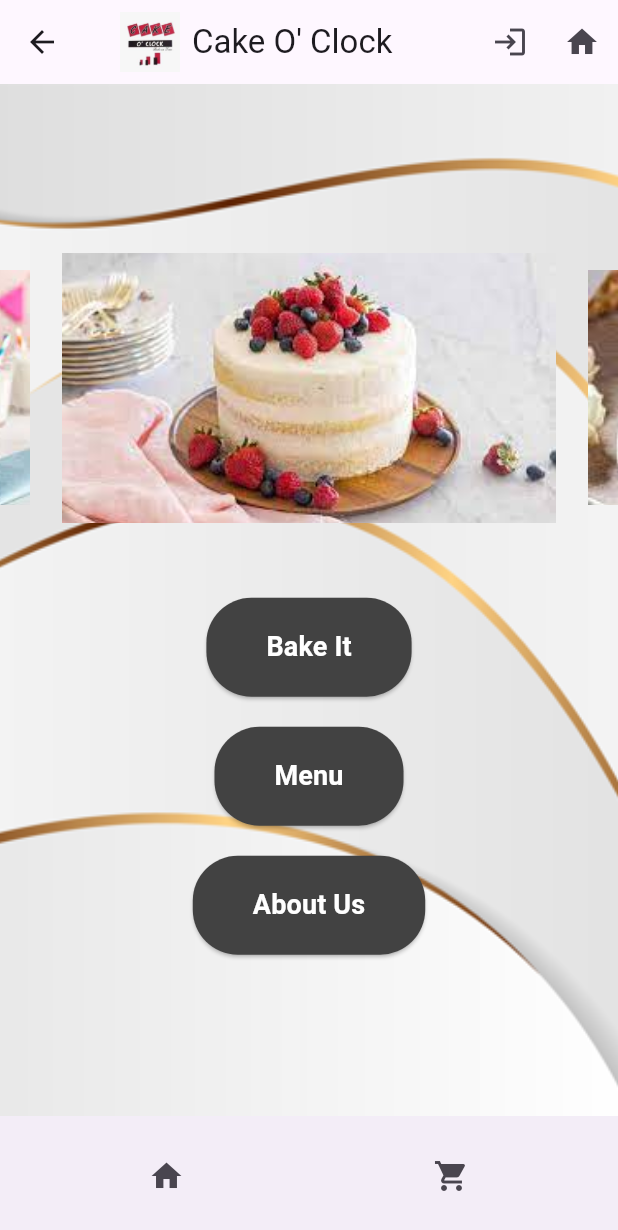
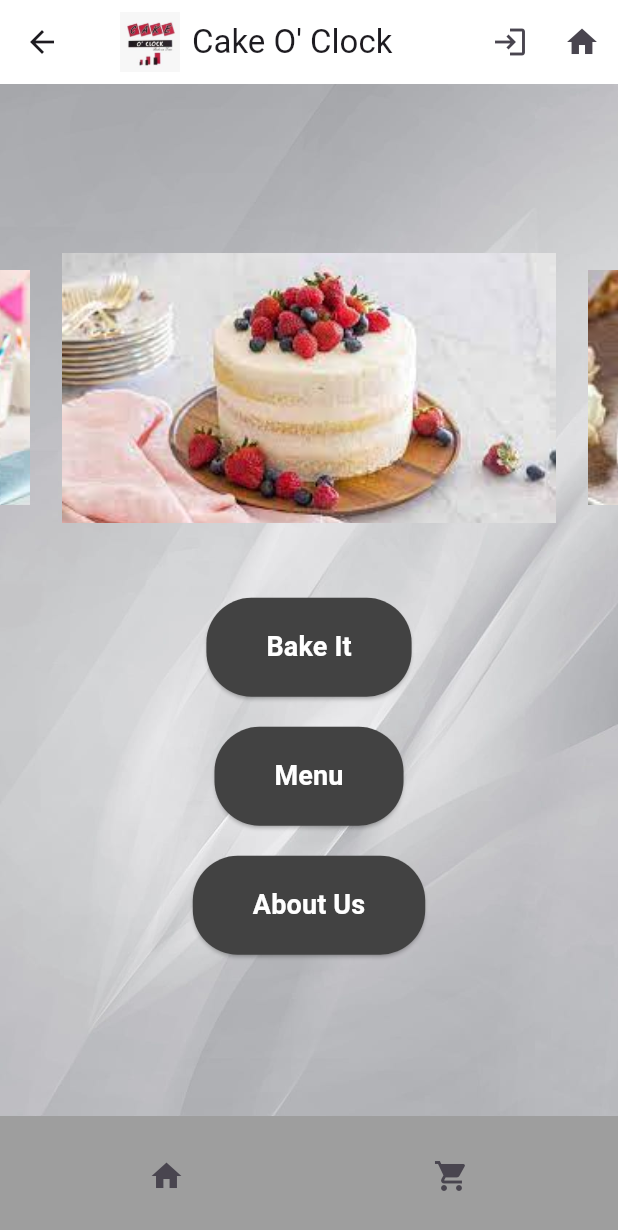
Before and after one commit to visaladi/CakeOClockMobile, a Flutter app: the screen it shows after launch, after a tap on "Let's Start", on a phone screen of 412 x 824 dp. Shown: the top 1230 px of the screen. Run offline on Flutter 3.47's test engine with Material 3 defaults, Android fonts, the light colour scheme and no system bars; drawn by our look-alikes of carousel_slider; our stand-ins replace webview_flutter.

Commit message:
Add files via upload

```diff
--- a/lib/Home.dart
+++ b/lib/Home.dart
@@ -13,6 +13,7 @@ class HomePage extends StatelessWidget {
   Widget build(BuildContext context) {
     return Scaffold(
       appBar: AppBar(
+        backgroundColor: Colors.white, // Set background color to white
         title: Row(
           mainAxisAlignment: MainAxisAlignment.start,
           children: <Widget>[
@@ -52,6 +53,7 @@ class HomePage extends StatelessWidget {
         ],
       ),
       bottomNavigationBar: BottomAppBar(
+        color: Colors.grey, // Set background color to grey
         child: Row(
           mainAxisAlignment: MainAxisAlignment.spaceAround,
           children: [
--- a/lib/main.dart
+++ b/lib/main.dart
@@ -1,3 +1,4 @@
+import 'package:flutter/cupertino.dart';
 import 'package:flutter/material.dart';
 import 'Home.dart'; // Assuming Home.dart contains your HomePage widget
 
@@ -22,7 +23,7 @@ class MyApp extends StatelessWidget {
         body: Container(
           decoration: BoxDecoration(
             image: DecorationImage(
-              image: AssetImage("lib/images/background.png"), // Replace with your background image path
+              image: AssetImage("lib/images/background1.png"), // Replace with your background image path
               fit: BoxFit.cover,
               alignment: Alignment.center, // Align background image to center
             ),
@@ -35,18 +36,29 @@ class MyApp extends StatelessWidget {
                 child: Column(
                   crossAxisAlignment: CrossAxisAlignment.start,
                   children: [
+                    Row(
+                      children: [
+                        Image.asset(
+                          'lib/images/mainlogo.png', // Adjust the path according to your image location
+                          fit: BoxFit.contain,
+                          height: 90,
+                          width: 100, // Adjust the size as needed
+                        ),
+                         SizedBox(width: 20),
                          Text(
-                      'CAKE O CLOCK' ,
+                          "CAKE O' CLOCK",
                           style: TextStyle(
-                        fontSize: 34,
+                             fontSize: 30,
                              fontWeight: FontWeight.bold,
                              fontStyle: FontStyle.italic,
                              color: Colors.black,
                            ),
                          ),
-                    SizedBox(height: 10),
+                      ],
+                    ),
+                    SizedBox(height: 5),
                     Text(
-                      'lets bake as you like \nand as you desired', // Replace with your theme motto
+                      '"lets bake as you like!" \n"Bake on time!"', // Replace with your theme motto
                       style: TextStyle(
                         fontSize: 22,
                         color: Colors.white,
--- a/pubspec.yaml
+++ b/pubspec.yaml
@@ -68,6 +68,8 @@ flutter:
     - lib/images/cake4.png
     - lib/images/background.png
     - lib/images/home.png
+    - lib/images/background1.png
+    - lib/images/mainlogo.png
 
   # To add assets to your application, add an assets section, like this:
   # assets:
```
Also changed, not shown: lib/images/background.png, lib/images/background1.png (added), lib/images/home.jpg (added), lib/images/home.png, lib/images/mainlogo.png (added). Lines whose indentation alone changed are shown as unchanged.
